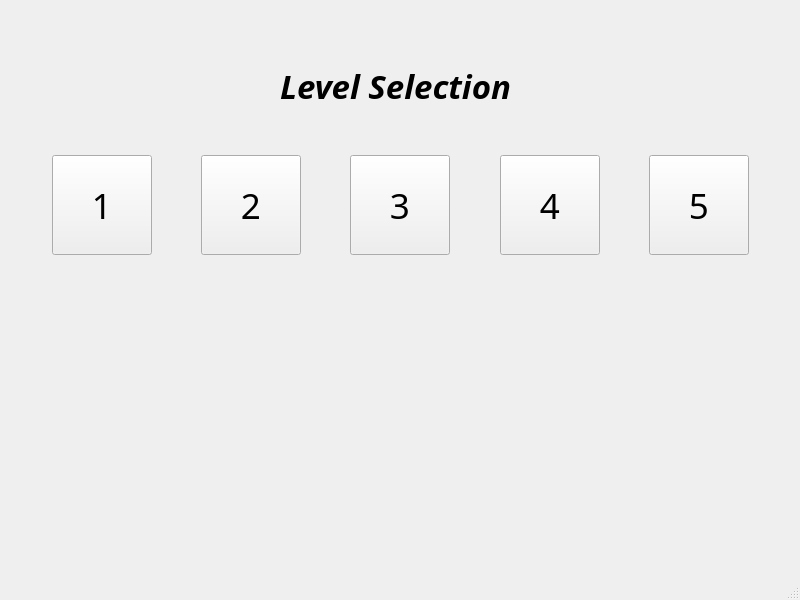
Before: the Qt Designer form mainwindow.ui in UofU-CS3505/cs3505-CodeQuest, drawn with Qt 5.
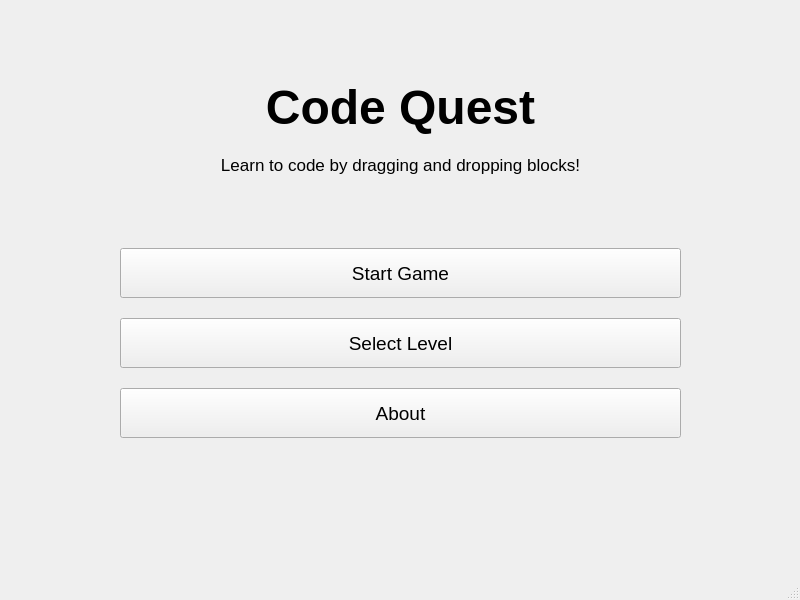
After: the same form once the commit is applied.

Commit message: Basic start page setup and button actions

```diff
--- a/mainwindow.ui
+++ b/mainwindow.ui
@@ -24,9 +24,148 @@
      </rect>
     </property>
     <property name="currentIndex">
-     <number>1</number>
+     <number>0</number>
     </property>
-    <widget class="QWidget" name="page_3"/>
+
+    <widget class="QWidget" name="startPage">
+     <layout class="QVBoxLayout" name="startPageLayout">
+      <property name="spacing">
+       <number>20</number>
+      </property>
+      <property name="leftMargin">
+       <number>120</number>
+      </property>
+      <property name="topMargin">
+       <number>80</number>
+      </property>
+      <property name="rightMargin">
+       <number>120</number>
+      </property>
+      <property name="bottomMargin">
+       <number>80</number>
+      </property>
+
+      <item>
+       <widget class="QLabel" name="titleLabel">
+        <property name="text">
+         <string>Code Quest</string>
+        </property>
+        <property name="alignment">
+         <set>Qt::AlignmentFlag::AlignCenter</set>
+        </property>
+        <property name="font">
+         <font>
+          <pointsize>36</pointsize>
+          <bold>true</bold>
+         </font>
+        </property>
+       </widget>
+      </item>
+
+      <item>
+       <widget class="QLabel" name="subtitleLabel">
+        <property name="text">
+         <string>Learn to code by dragging and dropping blocks!</string>
+        </property>
+        <property name="alignment">
+         <set>Qt::AlignmentFlag::AlignCenter</set>
+        </property>
+        <property name="font">
+         <font>
+          <pointsize>13</pointsize>
+         </font>
+        </property>
+       </widget>
+      </item>
+
+      <item>
+       <spacer name="topSpacer">
+        <property name="orientation">
+         <enum>Qt::Orientation::Vertical</enum>
+        </property>
+        <property name="sizeHint" stdset="0">
+         <size>
+          <width>20</width>
+          <height>30</height>
+         </size>
+        </property>
+       </spacer>
+      </item>
+
+      <item>
+       <widget class="QPushButton" name="startButton">
+        <property name="text">
+         <string>Start Game</string>
+        </property>
+        <property name="minimumSize">
+         <size>
+          <width>200</width>
+          <height>50</height>
+         </size>
+        </property>
+        <property name="font">
+         <font>
+          <pointsize>14</pointsize>
+         </font>
+        </property>
+       </widget>
+      </item>
+
+      <item>
+       <widget class="QPushButton" name="levelsButton">
+        <property name="text">
+         <string>Select Level</string>
+        </property>
+        <property name="minimumSize">
+         <size>
+          <width>200</width>
+          <height>50</height>
+         </size>
+        </property>
+        <property name="font">
+         <font>
+          <pointsize>14</pointsize>
+         </font>
+        </property>
+       </widget>
+      </item>
+
+      <item>
+       <widget class="QPushButton" name="aboutButton">
+        <property name="text">
+         <string>About</string>
+        </property>
+        <property name="minimumSize">
+         <size>
+          <width>200</width>
+          <height>50</height>
+         </size>
+        </property>
+        <property name="font">
+         <font>
+          <pointsize>14</pointsize>
+         </font>
+        </property>
+       </widget>
+      </item>
+
+      <item>
+       <spacer name="bottomSpacer">
+        <property name="orientation">
+         <enum>Qt::Orientation::Vertical</enum>
+        </property>
+        <property name="sizeHint" stdset="0">
+         <size>
+          <width>20</width>
+          <height>30</height>
+         </size>
+        </property>
+       </spacer>
+      </item>
+
+     </layout>
+    </widget>
+
     <widget class="QWidget" name="page_4">
      <widget class="QLabel" name="levelSelectionLabel">
       <property name="geometry">
```
Left out of the diff: 15 changed lines with no effect on the pictures. The commit also changes 2 other files.
